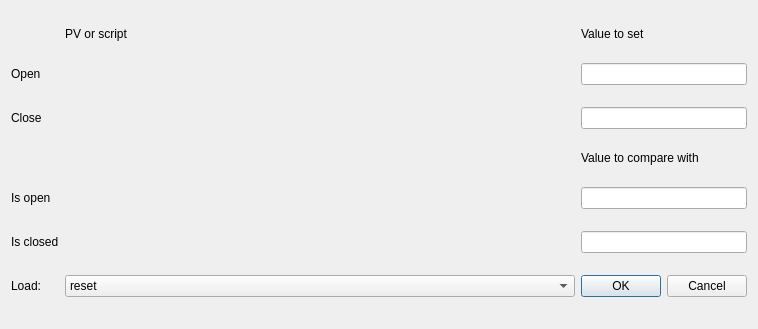
Above: ushutterconf.ui from AustralianSynchrotron/ctgui before the change. Below: the same form after it.
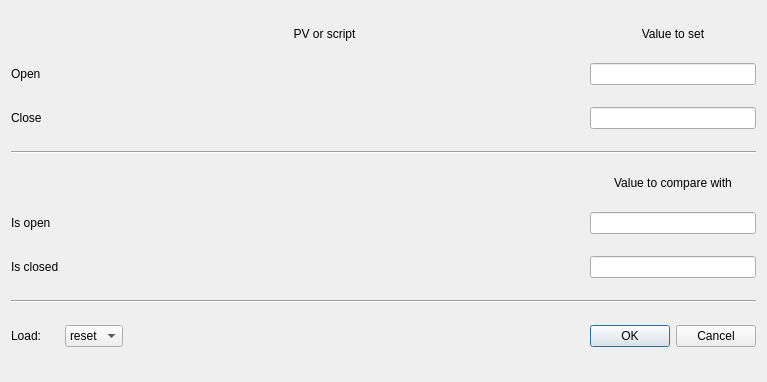
That is the form after the change. Custom widgets are drawn as their Qt base class.

Patch:
```diff
--- a/ushutterconf.ui
+++ b/ushutterconf.ui
@@ -6,14 +6,21 @@
    <rect>
     <x>0</x>
     <y>0</y>
-    <width>758</width>
-    <height>329</height>
+    <width>767</width>
+    <height>382</height>
    </rect>
   </property>
   <property name="windowTitle">
    <string>Dialog</string>
   </property>
   <layout class="QGridLayout" name="gridLayout" columnstretch="0,1,0">
+   <item row="3" column="0" colspan="3">
+    <widget class="Line" name="line">
+     <property name="orientation">
+      <enum>Qt::Horizontal</enum>
+     </property>
+    </widget>
+   </item>
    <item row="1" column="1">
     <widget class="UPVorCOM" name="doOpn" native="true">
      <property name="sizePolicy">
@@ -24,7 +31,7 @@
      </property>
     </widget>
    </item>
-   <item row="4" column="1">
+   <item row="5" column="1">
     <widget class="UPVorCOM" name="isOpn" native="true">
      <property name="sizePolicy">
       <sizepolicy hsizetype="Expanding" vsizetype="Preferred">
@@ -42,17 +49,20 @@
      <property name="text">
       <string>PV or script</string>
      </property>
+     <property name="alignment">
+      <set>Qt::AlignCenter</set>
+     </property>
     </widget>
    </item>
-   <item row="4" column="2">
-    <widget class="QLineEdit" name="isOpnVal"/>
-   </item>
    <item row="5" column="2">
-    <widget class="QLineEdit" name="isClsVal"/>
+    <widget class="QLineEdit" name="isOpnVal"/>
    </item>
    <item row="1" column="2">
     <widget class="QLineEdit" name="doOpnVal"/>
    </item>
+   <item row="6" column="2">
+    <widget class="QLineEdit" name="isClsVal"/>
+   </item>
    <item row="2" column="1">
     <widget class="UPVorCOM" name="doCls" native="true">
      <property name="sizePolicy">
@@ -63,7 +73,7 @@
      </property>
     </widget>
    </item>
-   <item row="5" column="1">
+   <item row="6" column="1">
     <widget class="UPVorCOM" name="isCls" native="true">
      <property name="sizePolicy">
       <sizepolicy hsizetype="Expanding" vsizetype="Preferred">
@@ -76,7 +86,7 @@
    <item row="0" column="2">
     <widget class="QLabel" name="label">
      <property name="sizePolicy">
-      <sizepolicy hsizetype="Fixed" vsizetype="Fixed">
+      <sizepolicy hsizetype="Preferred" vsizetype="Fixed">
        <horstretch>0</horstretch>
        <verstretch>0</verstretch>
       </sizepolicy>
@@ -84,6 +94,9 @@
      <property name="text">
       <string>Value to set</string>
      </property>
+     <property name="alignment">
+      <set>Qt::AlignCenter</set>
+     </property>
     </widget>
    </item>
    <item row="1" column="0">
@@ -100,24 +113,24 @@
      </property>
     </widget>
    </item>
-   <item row="4" column="0">
+   <item row="5" column="0">
     <widget class="QLabel" name="label_6">
      <property name="text">
       <string>Is open</string>
      </property>
     </widget>
    </item>
-   <item row="5" column="0">
+   <item row="6" column="0">
     <widget class="QLabel" name="label_7">
      <property name="text">
       <string>Is closed</string>
      </property>
     </widget>
    </item>
-   <item row="3" column="2">
+   <item row="4" column="2">
     <widget class="QLabel" name="label_3">
      <property name="sizePolicy">
-      <sizepolicy hsizetype="Fixed" vsizetype="Fixed">
+      <sizepolicy hsizetype="Preferred" vsizetype="Fixed">
        <horstretch>0</horstretch>
        <verstretch>0</verstretch>
       </sizepolicy>
@@ -125,9 +138,12 @@
      <property name="text">
       <string>Value to compare with</string>
      </property>
+     <property name="alignment">
+      <set>Qt::AlignCenter</set>
+     </property>
     </widget>
    </item>
-   <item row="6" column="2">
+   <item row="8" column="2">
     <widget class="QDialogButtonBox" name="buttonBox">
      <property name="orientation">
       <enum>Qt::Horizontal</enum>
@@ -137,7 +153,23 @@
      </property>
     </widget>
    </item>
-   <item row="6" column="1">
+   <item row="8" column="0">
+    <widget class="QLabel" name="label_8">
+     <property name="text">
+      <string>Load:</string>
+     </property>
+    </widget>
+   </item>
+   <item row="7" column="0" colspan="3">
+    <widget class="Line" name="line_2">
+     <property name="orientation">
+      <enum>Qt::Horizontal</enum>
+     </property>
+    </widget>
+   </item>
+   <item row="8" column="1">
+    <layout class="QHBoxLayout" name="horizontalLayout">
+     <item>
     <widget class="QComboBox" name="loadPreset">
      <property name="currentIndex">
       <number>0</number>
@@ -155,12 +187,20 @@
      </item>
     </widget>
    </item>
-   <item row="6" column="0">
-    <widget class="QLabel" name="label_8">
-     <property name="text">
-      <string>Load:</string>
-     </property>
-    </widget>
+     <item>
+      <spacer name="horizontalSpacer">
+       <property name="orientation">
+        <enum>Qt::Horizontal</enum>
+       </property>
+       <property name="sizeHint" stdset="0">
+        <size>
+         <width>40</width>
+         <height>20</height>
+        </size>
+       </property>
+      </spacer>
+     </item>
+    </layout>
    </item>
   </layout>
  </widget>
```
Lines whose indentation alone changed are shown as unchanged.
